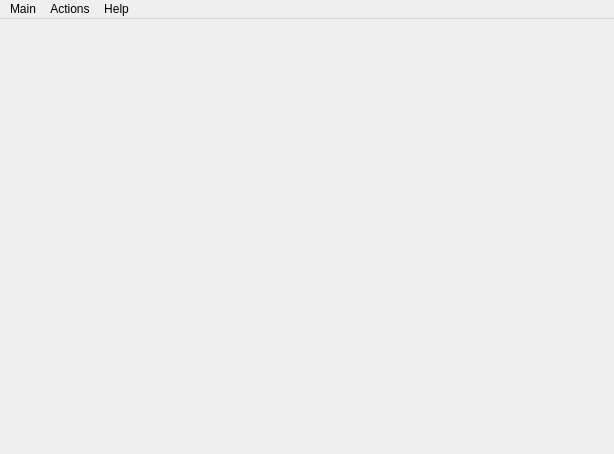
Above: src/qimage/qimage.ui from fluxer/bfp before the change. Below: the same form after it.
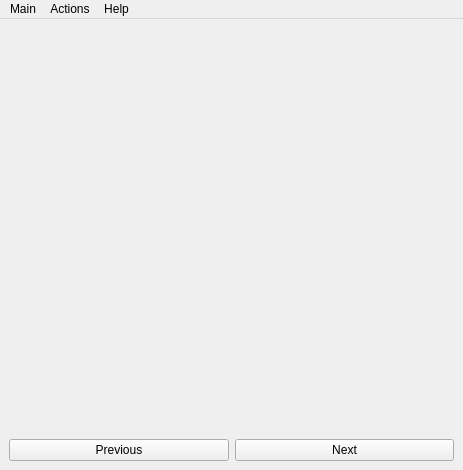
That is the form after the change. Icons and pictures are not drawn.

Commit message: implemented previous/next into qimage

```diff
--- a/src/qimage/qimage.ui
+++ b/src/qimage/qimage.ui
@@ -6,8 +6,8 @@
    <rect>
     <x>0</x>
     <y>0</y>
-    <width>614</width>
-    <height>454</height>
+    <width>463</width>
+    <height>470</height>
    </rect>
   </property>
   <property name="windowTitle">
@@ -18,8 +18,43 @@
     <normaloff>:/share/qresources/resources/gnome-mime-image.svg</normaloff>:/share/qresources/resources/gnome-mime-image.svg</iconset>
   </property>
   <widget class="QWidget" name="centralwidget">
-   <layout class="QGridLayout" name="gridLayout">
-    <item row="0" column="0">
+   <layout class="QGridLayout" name="gridLayout_2">
+    <item row="1" column="1">
+     <layout class="QHBoxLayout" name="_2">
+      <property name="sizeConstraint">
+       <enum>QLayout::SetMinimumSize</enum>
+      </property>
+      <item>
+       <widget class="QPushButton" name="previousButton">
+        <property name="text">
+         <string>Previous</string>
+        </property>
+        <property name="icon">
+         <iconset resource="../qresources/libqresources.qrc">
+          <normaloff>:/share/qresources/resources/back.svg</normaloff>:/share/qresources/resources/back.svg</iconset>
+        </property>
+        <property name="shortcut">
+         <string>Left</string>
+        </property>
+       </widget>
+      </item>
+      <item>
+       <widget class="QPushButton" name="nextButton">
+        <property name="text">
+         <string>Next</string>
+        </property>
+        <property name="icon">
+         <iconset resource="../qresources/libqresources.qrc">
+          <normaloff>:/share/qresources/resources/forward.svg</normaloff>:/share/qresources/resources/forward.svg</iconset>
+        </property>
+        <property name="shortcut">
+         <string>Right</string>
+        </property>
+       </widget>
+      </item>
+     </layout>
+    </item>
+    <item row="0" column="1">
      <widget class="QLabel" name="imageView">
       <property name="sizePolicy">
        <sizepolicy hsizetype="Ignored" vsizetype="Ignored">
@@ -39,8 +74,8 @@
     <rect>
      <x>0</x>
      <y>0</y>
-     <width>614</width>
-     <height>20</height>
+     <width>463</width>
+     <height>21</height>
     </rect>
    </property>
    <widget class="QMenu" name="menuMain">
```
The commit also changes 5 other files.
